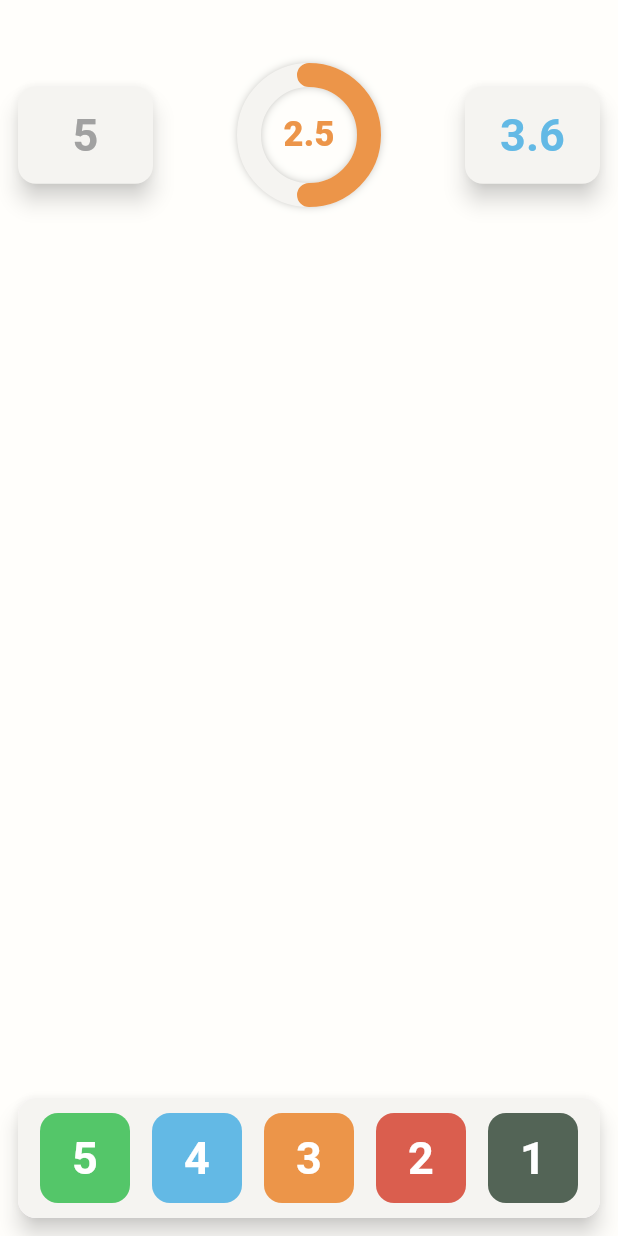
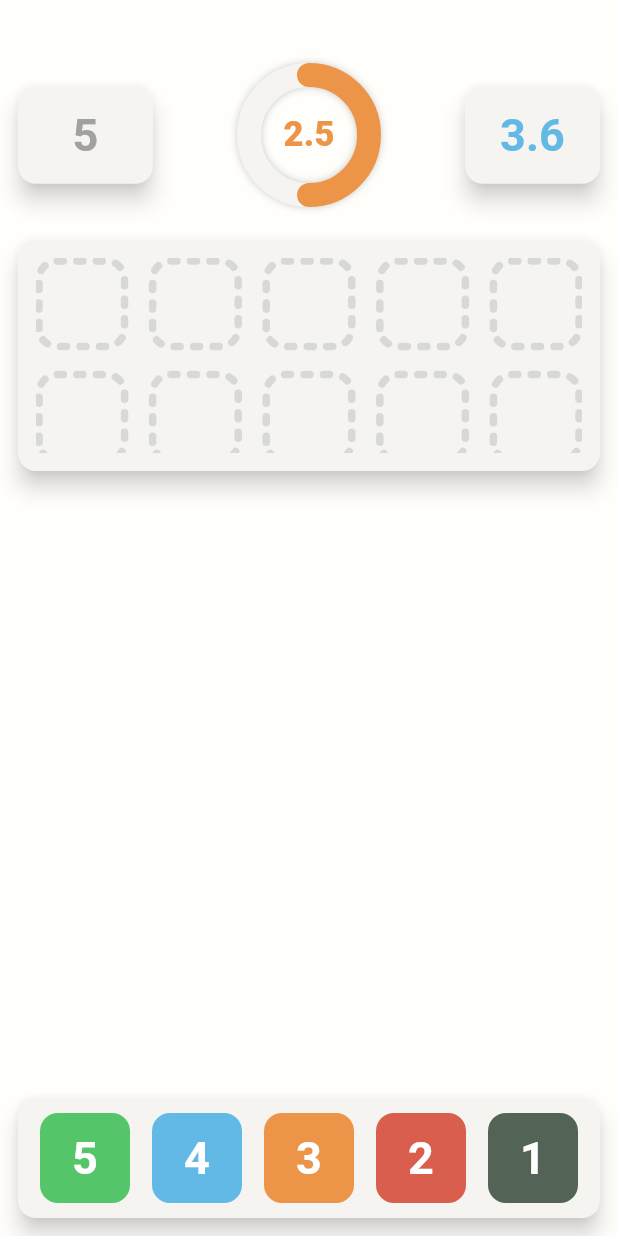
Before and after one commit to MunIine/Levlly, a Flutter app: the screen it shows after launch, on a phone screen of 412 x 824 dp. Run offline on Flutter 3.47's test engine with Material 3 defaults, Android fonts, the light colour scheme and no system bars; drawn by our look-alikes of dotted_border.

Commit message:
Beta marks grid

```diff
--- a/lib/screens/calculator/view/calculator.dart
+++ b/lib/screens/calculator/view/calculator.dart
@@ -19,7 +19,9 @@ class _CalculatorState extends State<Calculator> {
         child: Column(
           children: [
             SizedBox(height: 50),
-            MarksAppbar()
+            MarksAppbar(),
+            SizedBox(height: 30),
+            MarksPlaceholder()
           ],
         ),
       ),
--- a/lib/screens/calculator/widgets/bottom_marks_bar.dart
+++ b/lib/screens/calculator/widgets/bottom_marks_bar.dart
@@ -10,11 +10,6 @@ class BottomMarksBar extends StatelessWidget {
     return Padding(
       padding: const EdgeInsets.only(bottom: 12),
       child: ItemBlock(
-        child: Container(
-          decoration: BoxDecoration(
-            color: AppColors.blockBackgroundColor,
-            borderRadius: BorderRadius.circular(12),
-          ),
         child: Padding(
           padding: const EdgeInsets.symmetric(vertical: 10),
           child: Row(
@@ -47,7 +42,6 @@ class BottomMarksBar extends StatelessWidget {
           ),
         ),
       ),
-      ),
     );
   }
 }
--- /dev/null
+++ b/lib/screens/calculator/widgets/dotted_placeholder.dart
@@ -0,0 +1,30 @@
+import 'package:dotted_border/dotted_border.dart';
+import 'package:flutter/material.dart';
+import 'package:levlly/theme/app_colors.dart';
+
+class DottedPlaceholder extends StatelessWidget {
+  const DottedPlaceholder({
+    super.key,
+    this.size = 60,
+    this.dashPattern = const [4, 9]
+  });
+
+  final double size;
+  final List<double> dashPattern;
+
+  @override
+  Widget build(BuildContext context) {
+    return DottedBorder(
+      strokeWidth: 5,
+      color: AppColors.placeholder,
+      strokeCap: StrokeCap.round,
+      borderType: BorderType.RRect,
+      dashPattern: dashPattern,
+      radius: const Radius.circular(12),
+      child: SizedBox(
+        width: size,
+        height: size,
+      )
+    );
+  }
+}
--- a/lib/screens/calculator/widgets/export.dart
+++ b/lib/screens/calculator/widgets/export.dart
@@ -1,2 +1,4 @@
 export 'marks_appbar.dart';
 export 'bottom_marks_bar.dart';
+export 'marks_placeholder.dart';
+export 'view_more_button.dart';
--- /dev/null
+++ b/lib/screens/calculator/widgets/marks_placeholder.dart
@@ -0,0 +1,82 @@
+import 'package:flutter/material.dart';
+import 'package:levlly/screens/calculator/widgets/dotted_placeholder.dart';
+import 'package:levlly/screens/calculator/widgets/view_more_button.dart';
+import 'package:levlly/widgets/export.dart';
+
+class MarksPlaceholder extends StatefulWidget {
+  const MarksPlaceholder({super.key});
+
+  @override
+  State<MarksPlaceholder> createState() => _MarksPlaceholderState();
+}
+
+class _MarksPlaceholderState extends State<MarksPlaceholder> {
+  late List<Widget> marks;
+  bool expandMode = true;
+
+  @override
+  void initState() {
+    marks = List.generate(30, (index) => index == 29 ?
+      SizedBox(
+        height: 53.2, width: 53.2,
+        child: ViewMoreButton(onPressed: (){
+          setState(() {
+            expandMode = !expandMode;
+          });
+        }),
+      ) :
+      SizedBox(height: 53.2, width: 53.2, child: const DottedPlaceholder())
+    );
+
+    super.initState();
+  }
+  @override
+  Widget build(BuildContext context) {
+    return ItemBlock(
+      child: Padding(
+        padding: const EdgeInsets.all(12),
+        child: SizedBox(
+          height: expandMode ? 130 : 57.2,
+          child: expandMode ? doubleRow() : singleRow()
+        ),
+      )
+    );
+  }
+
+  GridView doubleRow() {
+    return GridView.builder(
+          itemCount: expandMode ? 30 : 5,
+          padding: const EdgeInsets.all(2),
+          gridDelegate: const SliverGridDelegateWithFixedCrossAxisCount(
+            crossAxisCount: 5,
+            crossAxisSpacing: 18.7,
+            mainAxisSpacing: 18.7,
+          ),
+          itemBuilder: (context, index) {
+            return marks[index];
+          },
+        );
+  }
+
+  Row singleRow() {
+    return Row(
+          children: [
+            Expanded(
+              child: ListView.separated(
+                itemCount: marks.length-1,
+                padding: EdgeInsets.all(2),
+                scrollDirection: Axis.horizontal,
+                separatorBuilder: (context, index) {
+                  return SizedBox(width: 18.9);
+                },
+                itemBuilder: (context, index){
+                  return marks[index];
+                }
+              ),
+            ),
+            marks[marks.length-1],
+            SizedBox(width: 2,)
+          ]
+        );
+  }
+}
--- a/lib/theme/app_colors.dart
+++ b/lib/theme/app_colors.dart
@@ -12,7 +12,7 @@ class AppColors{
   static const Color blockBackgroundColor = Color(0xFFF5F4F1);
   static const Color blockItemsBackgroundColor = Color(0xFFE9E9E9);
   static const Color selected = Color(0xFFDCDCDC);
-  static const Color tips = Color(0xFFD8D8D8);
+  static const Color placeholder = Color(0xFFD8D8D8);
   static const Color alternativeTextColor = Color(0xFFA1A1A1);
   static const Color textColor = Colors.white;
   static const Color shadowColor = Color(0xCC000000);
--- a/lib/widgets/item_block.dart
+++ b/lib/widgets/item_block.dart
@@ -19,6 +19,7 @@ class ItemBlock extends StatelessWidget {
   Widget build(BuildContext context) {
     return Material(
       shadowColor: shadowColor,
+      color: AppColors.blockBackgroundColor,
       elevation: elevation,
       borderRadius: BorderRadius.circular(borderRadius),
       child: child,
--- a/pubspec.yaml
+++ b/pubspec.yaml
@@ -11,6 +11,7 @@ dependencies:
     sdk: flutter
 
   cupertino_icons: ^1.0.6
+  dotted_border: ^2.1.0
 
 dev_dependencies:
   flutter_test:
```
Also changed, not shown: lib/screens/calculator/widgets/view_more_button.dart (added, +42 -0 lines). Lines whose indentation alone changed are shown as unchanged.
